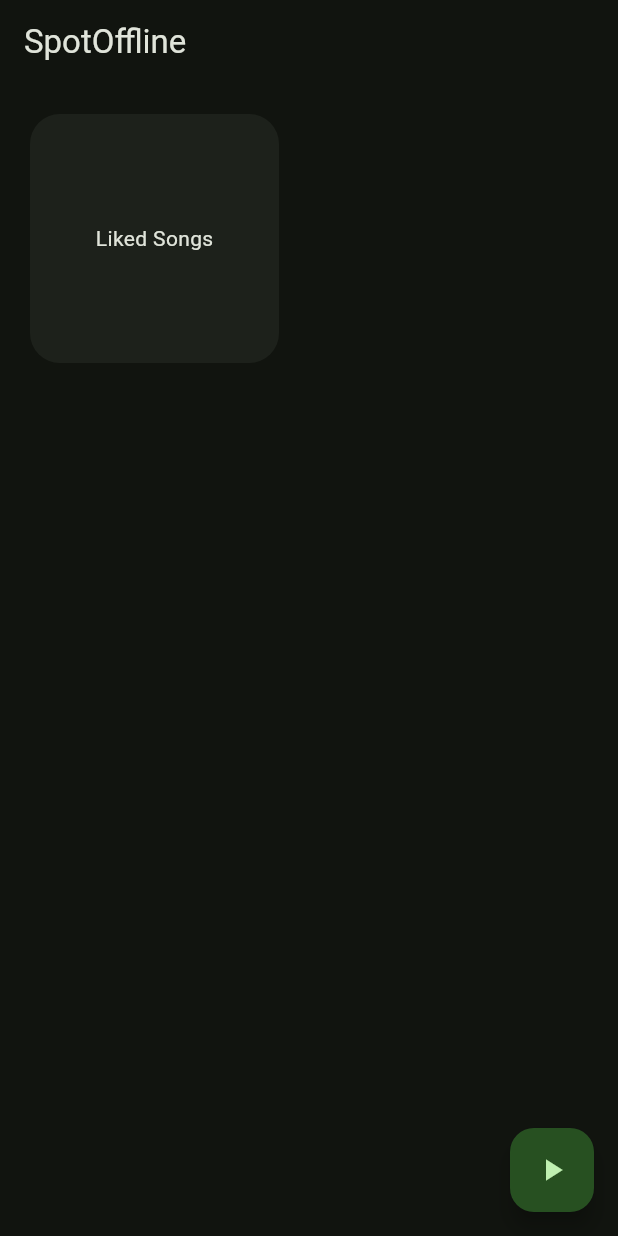
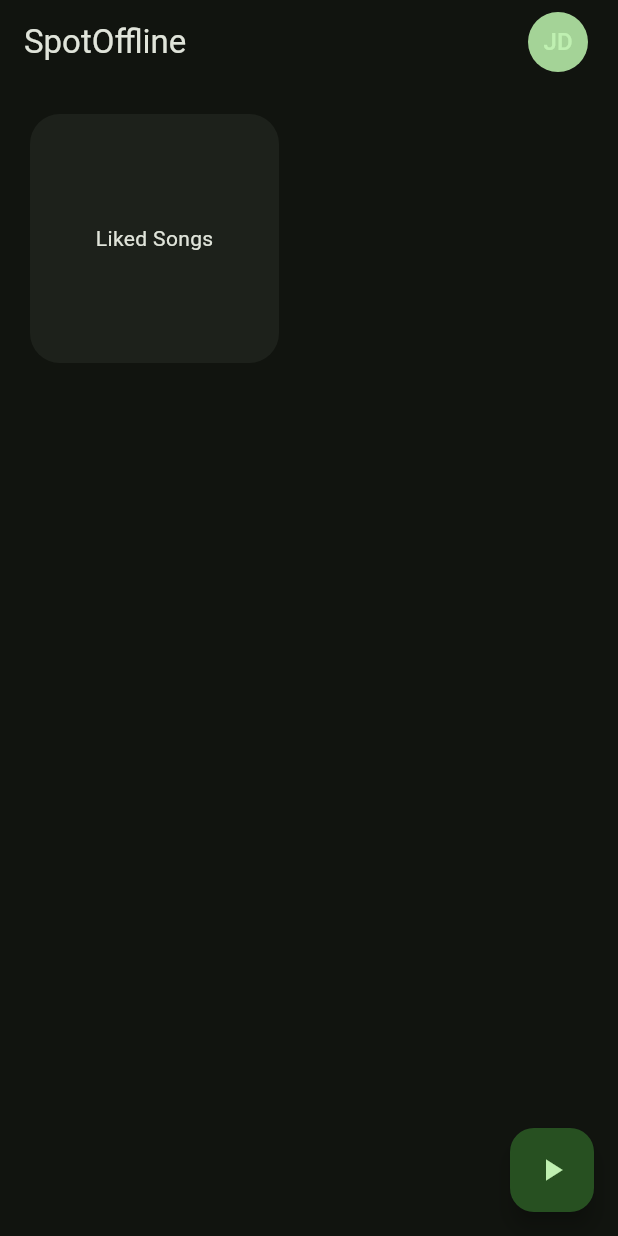
Before and after one commit to bolexyro/Sp0tOfflineFE, a Flutter app: the HomeScreen screen opened directly, on a phone screen of 412 x 824 dp. Run offline on Flutter 3.47's test engine with Material 3 defaults, Android fonts, the phone set to English and light mode, and no system bars; our stand-ins replace flutter_riverpod, webview_flutter.

```diff
--- a/lib/components/playlist_card.dart
+++ /dev/null
@@ -1,33 +0,0 @@
-import 'package:flutter/material.dart';
-
-class PlaylistCard extends StatelessWidget {
-  const PlaylistCard({
-    super.key,
-    required this.text,
-    required this.onTap,
-  });
-
-  final String text;
-  final VoidCallback onTap;
-
-  @override
-  Widget build(BuildContext context) {
-    return Padding(
-      padding: const EdgeInsets.all(20),
-      child: MouseRegion(
-        cursor: SystemMouseCursors.click,
-        child: InkWell(
-          onTap: onTap,
-          child: Container(
-            alignment: Alignment.center,
-            decoration: BoxDecoration(
-              borderRadius: BorderRadius.circular(20),
-              color: Theme.of(context).colorScheme.surfaceContainer,
-            ),
-            child: Text(text),
-          ),
-        ),
-      ),
-    );
-  }
-}
--- a/lib/constants.dart
+++ b/lib/constants.dart
@@ -1,7 +1,8 @@
 class AppConstants {}
 
 class ApiEndpoints {
-  static const baseUrl = 'http://172.16.180.66:8000';
+  static const subDomain = 'lively-helpful-monarch.ngrok-free.app';
+  static const baseUrl = 'https://$subDomain';
   static const login = '$baseUrl/login';
-  static const tokenWebsocket = 'ws://172.16.180.66:8000/ws/token';
+  static const tokenWebsocket = 'wss://$subDomain/ws/token';
 }
--- a/lib/main.dart
+++ b/lib/main.dart
@@ -1,8 +1,9 @@
 import 'package:flutter/material.dart';
+import 'package:flutter_riverpod/flutter_riverpod.dart';
 import 'package:spotoffline/screens/login_screen.dart';
 
 void main() {
-  runApp(const MyApp());
+  runApp(const ProviderScope(child: MyApp()));
 }
 
 class MyApp extends StatelessWidget {
--- /dev/null
+++ b/lib/models/tokens.dart
@@ -0,0 +1,6 @@
+class Tokens {
+  const Tokens(this.accessToken, this.refreshToken);
+
+  final String accessToken;
+  final String refreshToken;
+}
--- /dev/null
+++ b/lib/providers/user_provider.dart
@@ -0,0 +1,15 @@
+import 'package:flutter_riverpod/flutter_riverpod.dart';
+import 'package:spotoffline/models/user.dart';
+
+
+class UserDataNotifier extends StateNotifier<User>{
+  UserDataNotifier() : super(User.withDefault());
+
+  void updateUserData(User userData){
+    state = userData;
+  }
+}
+
+final userDataProvider = StateNotifierProvider<UserDataNotifier, User>(
+  (ref) =>UserDataNotifier(),
+);
--- a/lib/screens/home_screen.dart
+++ b/lib/screens/home_screen.dart
@@ -1,22 +1,25 @@
 import 'package:flutter/material.dart';
-import 'package:spotoffline/components/playlist_card.dart';
+import 'package:flutter_riverpod/flutter_riverpod.dart';
+import 'package:spotoffline/widgets/playlist_card.dart';
+import 'package:spotoffline/widgets/profile_circle_avatar.dart';
 
-class HomeScreen extends StatefulWidget {
+class HomeScreen extends ConsumerStatefulWidget {
   const HomeScreen({super.key});
 
   @override
-  State<HomeScreen> createState() => _HomeScreenState();
+  ConsumerState<HomeScreen> createState() => _HomeScreenState();
 }
 
-class _HomeScreenState extends State<HomeScreen> {
+class _HomeScreenState extends ConsumerState<HomeScreen> {
   @override
   Widget build(BuildContext context) {
     return Scaffold(
       appBar: AppBar(
-        automaticallyImplyLeading: false,
-        // backgroundColor: Theme.of(context).colorScheme.inversePrimary,
-        title: const Text('SpotOffline'),
-      ),
+         title: const Text('SpotOffline'),
+          actions: const [
+            ProfileCircleAvatar(),
+            SizedBox(width: 20),
+          ]),
       body: GridView.count(
         crossAxisCount: 2,
         children: [
--- /dev/null
+++ b/lib/widgets/playlist_card.dart
@@ -0,0 +1,37 @@
+import 'package:flutter/material.dart';
+
+class PlaylistCard extends StatelessWidget {
+  const PlaylistCard({
+    super.key,
+    required this.text,
+    required this.onTap,
+  });
+
+  final String text;
+  final VoidCallback onTap;
+
+  @override
+  Widget build(BuildContext context) {
+    return Material(
+      child: Padding(
+        padding: const EdgeInsets.all(20),
+        child: MouseRegion(
+          cursor: SystemMouseCursors.click,
+          child: InkWell(
+            onTap: onTap,
+            borderRadius: BorderRadius.circular(20),
+            splashColor: Colors.green.withOpacity(0.3),
+            child: Container(
+              alignment: Alignment.center,
+              decoration: BoxDecoration(
+                borderRadius: BorderRadius.circular(20),
+                color: Theme.of(context).colorScheme.surfaceContainer,
+              ),
+              child: Text(text),
+            ),
+          ),
+        ),
+      ),
+    );
+  }
+}
--- /dev/null
+++ b/lib/widgets/profile_circle_avatar.dart
@@ -0,0 +1,34 @@
+import 'package:flutter/material.dart';
+import 'package:flutter_riverpod/flutter_riverpod.dart';
+import 'package:spotoffline/providers/user_provider.dart';
+import 'package:spotoffline/screens/login_screen.dart';
+
+class ProfileCircleAvatar extends ConsumerWidget {
+  const ProfileCircleAvatar({super.key});
+
+  @override
+  Widget build(BuildContext context, WidgetRef ref) {
+    final MenuController menuController = MenuController();
+
+    return GestureDetector(
+      onTap: () {
+        menuController.open();
+      },
+      child: MenuAnchor(
+        controller: menuController,
+        menuChildren: [
+          MenuItemButton(
+              child: const Text('Log out'),
+              onPressed: () => Navigator.of(context).pushAndRemoveUntil(
+                    MaterialPageRoute(
+                        builder: (context) => const LoginScreen()),
+                    (Route<dynamic> route) => false,
+                  ))
+        ],
+        child: CircleAvatar(
+            backgroundColor: Theme.of(context).colorScheme.primary,
+            child: Text(ref.read(userDataProvider).getInitials())),
+      ),
+    );
+  }
+}
--- a/pubspec.yaml
+++ b/pubspec.yaml
@@ -37,6 +37,9 @@ dependencies:
   cupertino_icons: ^1.0.6
   webview_flutter: ^4.8.0
   web_socket_channel: ^3.0.2
+  flutter_riverpod: ^2.6.1
+  sqflite: ^2.3.3+1
+  shared_preferences: ^2.3.3
 
 dev_dependencies:
   flutter_test:
```
Also changed, not shown: lib/models/user.dart (added, +31 -0 lines), lib/screens/login_screen.dart (+13 -6 lines), lib/screens/spotify_web_view_screen.dart (+62 -6 lines), pubspec.lock, 2 other files.
